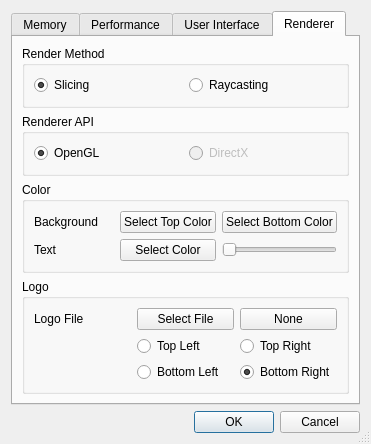
First picture: the form in UI/UI/SettingsDlg.ui, repository SCIInstitute/ImageVis3D, before the edit.
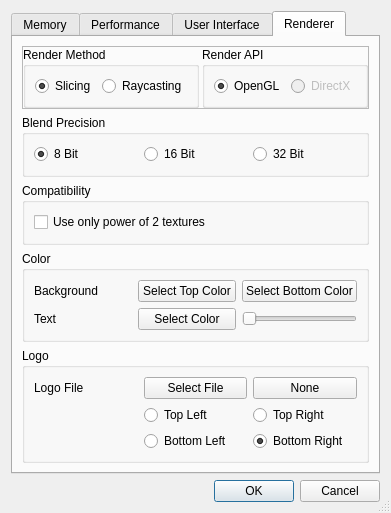
Second picture: the form after the edit. The open tabs and pages were chosen to show the change.

Commit message: added padding to power of two textures

What changed in the file:
```diff
--- a/UI/UI/SettingsDlg.ui
+++ b/UI/UI/SettingsDlg.ui
@@ -8,8 +8,8 @@
    <rect>
     <x>0</x>
     <y>0</y>
-    <width>338</width>
-    <height>414</height>
+    <width>358</width>
+    <height>474</height>
    </rect>
   </property>
   <property name="contextMenuPolicy" >
@@ -454,55 +454,6 @@
             </layout>
            </widget>
           </item>
-          <item>
-           <widget class="QLabel" name="label_6" >
-            <property name="text" >
-             <string>Blending Precision</string>
-            </property>
-           </widget>
-          </item>
-          <item>
-           <widget class="QFrame" name="frame" >
-            <property name="frameShape" >
-             <enum>QFrame::NoFrame</enum>
-            </property>
-            <property name="frameShadow" >
-             <enum>QFrame::Plain</enum>
-            </property>
-            <property name="lineWidth" >
-             <number>0</number>
-            </property>
-            <layout class="QHBoxLayout" name="horizontalLayout" >
-             <property name="margin" >
-              <number>0</number>
-             </property>
-             <item>
-              <widget class="QRadioButton" name="radioButton_Prec8Bit" >
-               <property name="text" >
-                <string>8 Bit</string>
-               </property>
-               <property name="checked" >
-                <bool>true</bool>
-               </property>
-              </widget>
-             </item>
-             <item>
-              <widget class="QRadioButton" name="radioButton_Prec16Bit" >
-               <property name="text" >
-                <string>16 Bit</string>
-               </property>
-              </widget>
-             </item>
-             <item>
-              <widget class="QRadioButton" name="radioButton_Prec32Bit" >
-               <property name="text" >
-                <string>32 Bit</string>
-               </property>
-              </widget>
-             </item>
-            </layout>
-           </widget>
-          </item>
          </layout>
         </widget>
        </item>
@@ -557,6 +508,21 @@
       </attribute>
       <layout class="QVBoxLayout" name="verticalLayout_3" >
        <item>
+        <widget class="QFrame" name="frame" >
+         <property name="frameShape" >
+          <enum>QFrame::StyledPanel</enum>
+         </property>
+         <property name="frameShadow" >
+          <enum>QFrame::Raised</enum>
+         </property>
+         <layout class="QHBoxLayout" name="horizontalLayout" >
+          <property name="spacing" >
+           <number>3</number>
+          </property>
+          <property name="margin" >
+           <number>0</number>
+          </property>
+          <item>
         <widget class="QGroupBox" name="groupBox_6" >
          <property name="title" >
           <string>Render Method</string>
@@ -585,7 +551,7 @@
        <item>
         <widget class="QGroupBox" name="groupBox_7" >
          <property name="title" >
-          <string>Renderer API</string>
+             <string>Render API</string>
          </property>
          <layout class="QHBoxLayout" name="horizontalLayout_7" >
           <item>
@@ -608,6 +574,58 @@
             </property>
             <property name="checkable" >
              <bool>true</bool>
+               </property>
+              </widget>
+             </item>
+            </layout>
+           </widget>
+          </item>
+         </layout>
+        </widget>
+       </item>
+       <item>
+        <widget class="QGroupBox" name="groupBox_8" >
+         <property name="title" >
+          <string>Blend Precision</string>
+         </property>
+         <layout class="QHBoxLayout" name="horizontalLayout_9" >
+          <item>
+           <widget class="QRadioButton" name="radioButton_Prec8Bit" >
+            <property name="text" >
+             <string>8 Bit</string>
+            </property>
+            <property name="checked" >
+             <bool>true</bool>
+            </property>
+           </widget>
+          </item>
+          <item>
+           <widget class="QRadioButton" name="radioButton_Prec16Bit" >
+            <property name="text" >
+             <string>16 Bit</string>
+            </property>
+           </widget>
+          </item>
+          <item>
+           <widget class="QRadioButton" name="radioButton_Prec32Bit" >
+            <property name="text" >
+             <string>32 Bit</string>
+            </property>
+           </widget>
+          </item>
+         </layout>
+        </widget>
+       </item>
+       <item>
+        <widget class="QGroupBox" name="groupBox_9" >
+         <property name="title" >
+          <string>Compatibility</string>
+         </property>
+         <layout class="QHBoxLayout" name="horizontalLayout_10" >
+          <item>
+           <widget class="QCheckBox" name="checkBox_PowerOfTwo" >
+            <property name="text" >
+             <string>Use only power of 2 textures</string>
             </property>
            </widget>
           </item>
```
Left out of the diff: 32 changed lines with no effect on the pictures. Lines whose indentation alone changed are shown as unchanged. The commit also changes 24 other files.
